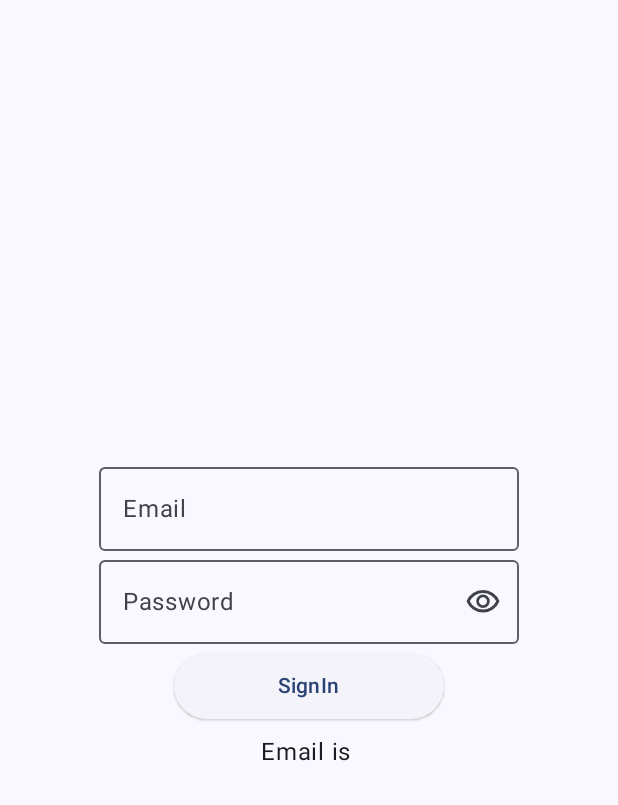
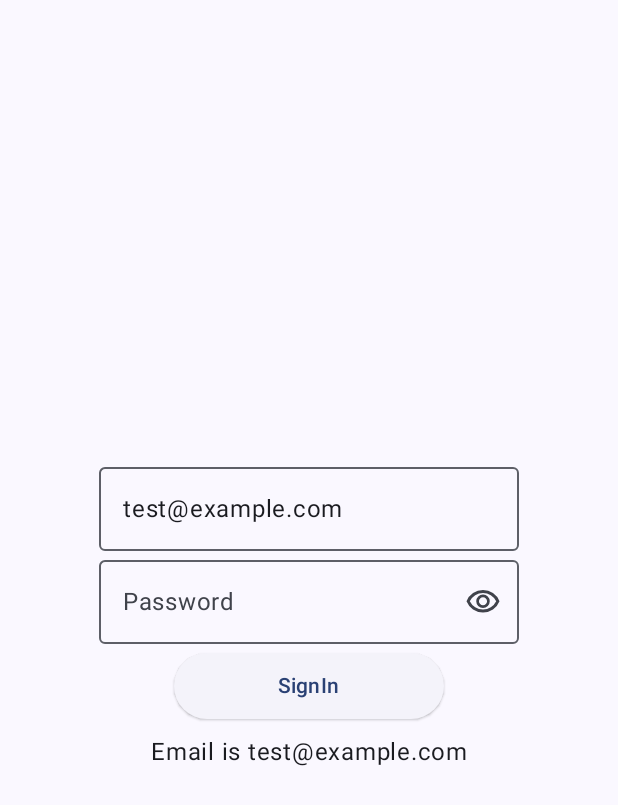
Before and after one commit to KarthikReddy183/ELFLOW, an Android app built with Jetpack Compose: the screen it shows after launch (MainActivity), after a tap on "SignIn", on a phone screen of 412 x 824 dp. Shown: the top 805 px of the screen. Run offline under Robolectric (Android 15) with nearby library versions, the phone set to English and light mode, and no system bars; our stand-ins replace Room's generated code.

Commit message:
Add Room db
Added Room db to store user details.

```diff
--- a/app/build.gradle.kts
+++ b/app/build.gradle.kts
@@ -1,7 +1,10 @@
+import org.jetbrains.kotlin.gradle.internal.Kapt3GradleSubplugin.Companion.findKaptConfiguration
+
 plugins {
     alias(libs.plugins.android.application)
     alias(libs.plugins.kotlin.android)
     alias(libs.plugins.kotlin.compose)
+    alias(libs.plugins.kotlin.kapt)
 }
 
 android {
@@ -50,6 +53,12 @@ dependencies {
     implementation(libs.androidx.ui.tooling.preview)
     implementation(libs.androidx.datastore)
     implementation(libs.androidx.material3)
+    implementation(libs.room.runtime)
+    implementation(libs.androidx.viewmodel)
+    implementation(libs.androidx.lifecycle.livedata.ktx)
+    implementation(libs.androidx.runtime.livedata)
+    kapt(libs.room.compiler)
+    implementation(libs.room.ktx)
     testImplementation(libs.junit)
     androidTestImplementation(libs.androidx.junit)
     androidTestImplementation(libs.androidx.espresso.core)
--- a/app/src/main/AndroidManifest.xml
+++ b/app/src/main/AndroidManifest.xml
@@ -3,6 +3,7 @@
     xmlns:tools="http://schemas.android.com/tools">
 
     <application
+        android:name=".ElFlowApplication"
         android:allowBackup="true"
         android:dataExtractionRules="@xml/data_extraction_rules"
         android:fullBackupContent="@xml/backup_rules"
@@ -13,7 +14,7 @@
         android:theme="@style/Theme.ELFLOW"
         tools:targetApi="31">
         <activity
-            android:name=".MainActivity"
+            android:name=".ui.MainActivity"
             android:exported="true"
             android:label="@string/app_name"
             android:theme="@style/Theme.ELFLOW">
--- /dev/null
+++ b/app/src/main/java/com/android/elflow/ElFlowApplication.kt
@@ -0,0 +1,13 @@
+package com.android.elflow
+
+import android.app.Application
+import com.android.elflow.data.local.db.UserDetailsDataBase
+import com.android.elflow.data.repository.UserDetailsRepository
+
+class ElFlowApplication : Application() {
+
+    private val database: UserDetailsDataBase by lazy { UserDetailsDataBase.getInstance(this) }
+
+    val repository: UserDetailsRepository by lazy { UserDetailsRepository(database.usersDao()) }
+
+}
--- a/app/src/main/java/com/android/elflow/data/UserDetails.kt
+++ /dev/null
@@ -1,6 +0,0 @@
-package com.android.elflow.data
-
-data class UserDetails(
-    val email: String,
-    val password: String
-)
--- /dev/null
+++ b/app/src/main/java/com/android/elflow/data/local/dao/UserDetailsDao.kt
@@ -0,0 +1,17 @@
+package com.android.elflow.data.local.dao
+
+import androidx.room.Dao
+import androidx.room.Insert
+import androidx.room.OnConflictStrategy
+import androidx.room.Query
+import com.android.elflow.data.local.entity.UserDetailsEntity
+
+@Dao
+interface UserDetailsDao {
+    @Insert(onConflict = OnConflictStrategy.REPLACE)
+    suspend fun saveEmail(emailEntity: UserDetailsEntity)
+
+    @Query("SELECT * FROM user_details WHERE id = 0")
+    suspend fun getEmail(): UserDetailsEntity?
+
+}
--- /dev/null
+++ b/app/src/main/java/com/android/elflow/data/local/db/UserDetailsDataBase.kt
@@ -0,0 +1,27 @@
+package com.android.elflow.data.local.db
+
+import android.content.Context
+import androidx.room.Database
+import androidx.room.Room
+import androidx.room.RoomDatabase
+import com.android.elflow.data.local.dao.UserDetailsDao
+import com.android.elflow.data.local.entity.UserDetailsEntity
+
+@Database(entities = [UserDetailsEntity::class], version = 1)
+abstract class UserDetailsDataBase: RoomDatabase() {
+    abstract fun usersDao(): UserDetailsDao
+
+    companion object {
+        @Volatile private var INSTANCE: UserDetailsDataBase? = null
+
+        fun getInstance(context: Context): UserDetailsDataBase =
+            INSTANCE ?: synchronized(this) {
+                INSTANCE ?: Room.databaseBuilder(
+                    context.applicationContext,
+                    UserDetailsDataBase::class.java,
+                    "email_db"
+                ).build().also { INSTANCE = it }
+            }
+    }
+
+}
--- /dev/null
+++ b/app/src/main/java/com/android/elflow/data/local/entity/UserDetailsEntity.kt
@@ -0,0 +1,11 @@
+package com.android.elflow.data.local.entity
+
+import androidx.room.Entity
+import androidx.room.PrimaryKey
+
+@Entity(tableName = "user_details")
+data class UserDetailsEntity(
+    @PrimaryKey
+    val id: Int = 1,
+    val email: String,
+)
--- a/app/src/main/java/com/android/elflow/repository/DataStorePreferences.kt
+++ b/app/src/main/java/com/android/elflow/data/repository/DataStorePreferences.kt
@@ -1,4 +1,4 @@
-package com.android.elflow.repository
+package com.android.elflow.data.repository
 
 import android.content.Context
 import androidx.datastore.core.DataStore
--- a/app/src/main/java/com/android/elflow/repository/PreferencesManager.kt
+++ b/app/src/main/java/com/android/elflow/data/repository/PreferencesManager.kt
@@ -1,4 +1,4 @@
-package com.android.elflow.repository
+package com.android.elflow.data.repository
 
 import android.content.Context
 import android.content.SharedPreferences
--- /dev/null
+++ b/app/src/main/java/com/android/elflow/data/repository/UserDetailsRepository.kt
@@ -0,0 +1,16 @@
+package com.android.elflow.data.repository
+
+import com.android.elflow.data.local.dao.UserDetailsDao
+import com.android.elflow.data.local.entity.UserDetailsEntity
+
+class UserDetailsRepository(private val usersDao: UserDetailsDao) {
+
+    suspend fun saveEmail(email: String) {
+        usersDao.saveEmail(UserDetailsEntity(email = email))
+    }
+
+    suspend fun getEmail(): String? {
+        return usersDao.getEmail()?.email
+    }
+
+}
--- a/app/src/main/java/com/android/elflow/MainActivity.kt
+++ b/app/src/main/java/com/android/elflow/ui/MainActivity.kt
@@ -1,4 +1,4 @@
-package com.android.elflow
+package com.android.elflow.ui
 
 import android.os.Bundle
 import androidx.activity.ComponentActivity
@@ -7,8 +7,9 @@ import androidx.activity.enableEdgeToEdge
 import androidx.compose.foundation.layout.fillMaxSize
 import androidx.compose.foundation.layout.padding
 import androidx.compose.material3.Scaffold
+import androidx.compose.material3.Surface
 import androidx.compose.ui.Modifier
-import com.android.elflow.ui.screen.LoginScreen
+import com.android.elflow.ui.screens.RoomDbLoginScreen
 import com.android.elflow.ui.theme.ELFLOWTheme
 
 class MainActivity : ComponentActivity() {
@@ -18,7 +19,9 @@ class MainActivity : ComponentActivity() {
         setContent {
             ELFLOWTheme {
                 Scaffold(modifier = Modifier.fillMaxSize()) { innerPadding ->
-                    LoginScreen(modifier = Modifier.padding(innerPadding))
+                    Surface {
+                        RoomDbLoginScreen(modifier = Modifier.padding(innerPadding))
+                    }
                 }
             }
         }
--- a/app/src/main/java/com/android/elflow/ui/screen/LoginScreen.kt
+++ b/app/src/main/java/com/android/elflow/ui/screens/LoginScreen.kt
@@ -1,4 +1,4 @@
-package com.android.elflow.ui.screen
+package com.android.elflow.ui.screens
 
 import androidx.compose.foundation.layout.Arrangement
 import androidx.compose.foundation.layout.Column
@@ -13,10 +13,10 @@ import androidx.compose.material3.IconButton
 import androidx.compose.material3.OutlinedTextField
 import androidx.compose.material3.Text
 import androidx.compose.runtime.Composable
+import androidx.compose.runtime.LaunchedEffect
 import androidx.compose.runtime.collectAsState
 import androidx.compose.runtime.getValue
 import androidx.compose.runtime.mutableStateOf
-import androidx.compose.runtime.remember
 import androidx.compose.runtime.rememberCoroutineScope
 import androidx.compose.runtime.saveable.rememberSaveable
 import androidx.compose.runtime.setValue
@@ -30,15 +30,20 @@ import androidx.compose.ui.text.input.PasswordVisualTransformation
 import androidx.compose.ui.text.input.VisualTransformation
 import androidx.compose.ui.tooling.preview.Preview
 import androidx.compose.ui.unit.dp
+import androidx.lifecycle.viewmodel.compose.viewModel
 import com.android.elflow.R
-import com.android.elflow.repository.DataStorePreferences
-import com.android.elflow.repository.PreferencesManager
+import com.android.elflow.data.repository.DataStorePreferences
 import kotlinx.coroutines.launch
+import androidx.compose.runtime.remember
+import com.android.elflow.data.local.db.UserDetailsDataBase
+import com.android.elflow.data.repository.UserDetailsRepository
+import com.android.elflow.viewmodel.UserDetailsViewModel
+import com.android.elflow.viewmodel.UserDetailsViewModelFactory
 
 
 @Preview
 @Composable
-fun LoginScreen(modifier: Modifier = Modifier) {
+fun DataStoreLoginScreen(modifier: Modifier = Modifier) {
 
     val context = LocalContext.current
     val scope = rememberCoroutineScope()
@@ -67,6 +72,39 @@ fun LoginScreen(modifier: Modifier = Modifier) {
     }
 }
 
+@Composable
+fun RoomDbLoginScreen(modifier: Modifier = Modifier) {
+
+    val context = LocalContext.current
+    val db = remember { UserDetailsDataBase.getInstance(context) }
+    val repository = remember { UserDetailsRepository(db.usersDao()) }
+    val viewModel: UserDetailsViewModel = viewModel(
+        factory = UserDetailsViewModelFactory(repository)
+    )
+
+    var inputEmail by remember { mutableStateOf("test@example.com") }
+    val storedEmail by viewModel.emailState.collectAsState()
+
+    Column(
+        modifier.fillMaxSize(),
+        verticalArrangement = Arrangement.Center,
+        horizontalAlignment = Alignment.CenterHorizontally
+    ) {
+        LaunchedEffect(Unit) {
+            viewModel.loadEmail()
+        }
+        TextFieldComposable("Email", inputEmail, onEmailChange = { inputEmail = it })
+        PasswordTextFieldComposable()
+        ButtonComposable(
+            stringResource(R.string.signin_btn),
+            {
+                if (inputEmail.isNotBlank()) {
+                    viewModel.saveEmail(inputEmail)
+                }
+            })
+        BasicText("Email is $storedEmail")
+    }
+}
 
 @Composable
 fun TextFieldComposable(
--- /dev/null
+++ b/app/src/main/java/com/android/elflow/viewmodel/UserDetailsViewModel.kt
@@ -0,0 +1,29 @@
+package com.android.elflow.viewmodel
+
+import androidx.lifecycle.ViewModel
+import androidx.lifecycle.viewModelScope
+import com.android.elflow.data.repository.UserDetailsRepository
+import kotlinx.coroutines.flow.MutableStateFlow
+import kotlinx.coroutines.flow.asStateFlow
+import kotlinx.coroutines.launch
+
+class UserDetailsViewModel(private val usersRepository: UserDetailsRepository) : ViewModel() {
+
+    private val _emailState = MutableStateFlow<String?>(null)
+    val emailState = _emailState.asStateFlow()
+
+    fun saveEmail(email: String) {
+        viewModelScope.launch {
+            usersRepository.saveEmail(email)
+            _emailState.value = email
+        }
+    }
+
+    fun loadEmail() {
+        viewModelScope.launch {
+            val email = usersRepository.getEmail()
+            _emailState.value = email
+        }
+    }
+
+}
--- /dev/null
+++ b/app/src/main/java/com/android/elflow/viewmodel/UserDetailsViewModelFactory.kt
@@ -0,0 +1,17 @@
+package com.android.elflow.viewmodel
+
+import androidx.lifecycle.ViewModel
+import androidx.lifecycle.ViewModelProvider
+import com.android.elflow.data.repository.UserDetailsRepository
+
+class UserDetailsViewModelFactory(private val repository: UserDetailsRepository) : ViewModelProvider.Factory {
+
+    override fun <T : ViewModel> create(modelClass: Class<T>): T {
+        if (modelClass.isAssignableFrom(UserDetailsViewModel::class.java)) {
+            @Suppress("UNCHECKED_CAST")
+            return UserDetailsViewModel(usersRepository = repository) as T
+        }
+        throw IllegalStateException("Un Known class")
+    }
+
+}
```
Also changed, not shown: gradle/libs.versions.toml (+11 -0 lines).
